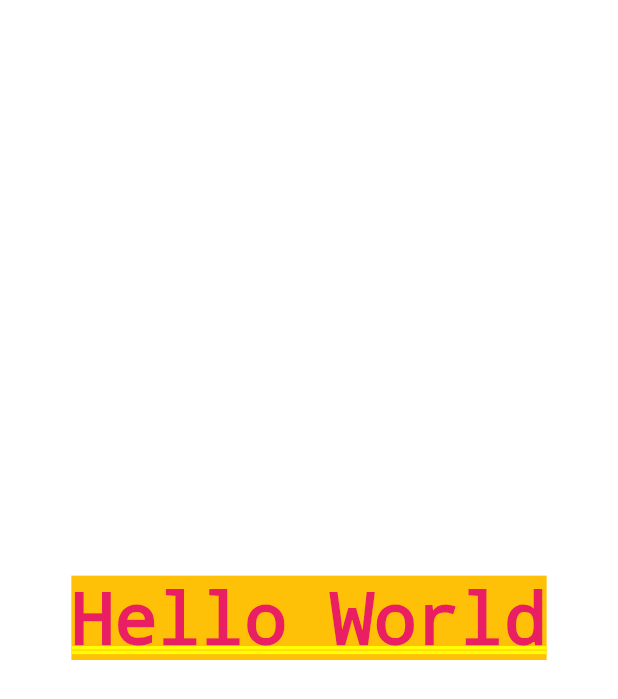
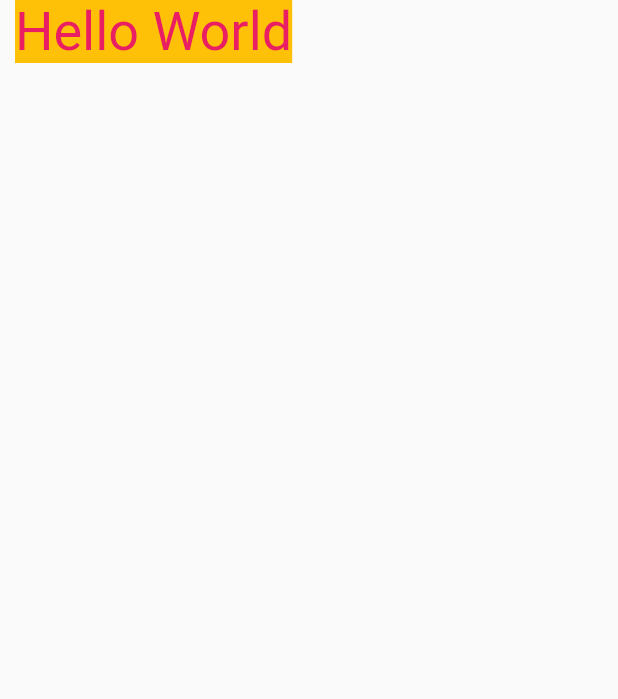
Before and after one commit to ozgursarikamis/flutter_app, a Flutter app: the screen it shows after launch, on a phone screen of 412 x 824 dp. Shown: the top 699 px of the screen. Run offline on Flutter 3.47's test engine with Material 2 defaults, Android fonts, the phone set to English and light mode, and no system bars.

Commit message:
[REFACTOR]

```diff
--- a/lib/main.dart
+++ b/lib/main.dart
@@ -15,13 +15,21 @@ class MyApp extends StatelessWidget {
         theme: ThemeData(
           primarySwatch: Colors.blue,
         ),
-        home: const Padding(
-          padding: EdgeInsets.all(8.0),
-          child: Center(
-              child: Text(
-            'Hello World',
-            style: TextStyle(color: Colors.pink, backgroundColor: Colors.amber),
-          )),
+        home: Scaffold(
+          body: SafeArea(
+            child: Row(children: <Widget>[
+              const Padding(padding: EdgeInsets.all(5)),
+              helloWorldText()
+            ]),
+          ),
         ));
   }
+
+  Text helloWorldText() {
+    return const Text(
+      'Hello World',
+      style: TextStyle(
+          color: Colors.pink, fontSize: 36, backgroundColor: Colors.amber),
+    );
+  }
 }
```
